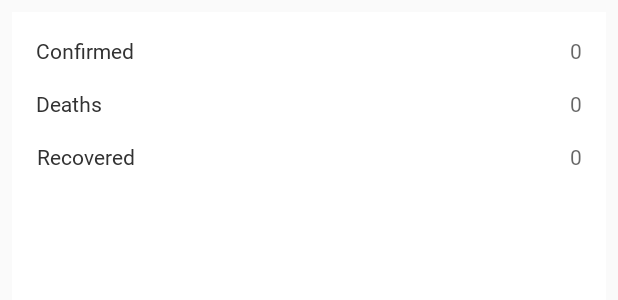
After one commit to Vel01/ApplicationDevelopment, an Android app: the layout fragment_selected_nation.xml on its own in the app's theme, with its tools: preview values and no code run, on a phone screen of 412 x 824 dp. The commit adds this screen. Shown: the top 300 px of the screen. Run offline under Robolectric (Android 15) with nearby library versions, the phone set to English and light mode, and no system bars.

Commit message:
added layout for a selected country

```diff
--- a/Covid-19-Tracker/app/build.gradle
+++ b/Covid-19-Tracker/app/build.gradle
@@ -35,6 +35,7 @@ dependencies {
 
     implementation 'androidx.appcompat:appcompat:1.1.0'
     implementation 'androidx.constraintlayout:constraintlayout:1.1.3'
+    implementation 'androidx.legacy:legacy-support-v4:1.0.0'
     testImplementation 'junit:junit:4.12'
     androidTestImplementation 'androidx.test.ext:junit:1.1.1'
     androidTestImplementation 'androidx.test.espresso:espresso-core:3.2.0'
--- a/Covid-19-Tracker/app/src/main/java/kiz/austria/tracker/ui/MainActivity.java
+++ b/Covid-19-Tracker/app/src/main/java/kiz/austria/tracker/ui/MainActivity.java
@@ -34,6 +34,7 @@ public class MainActivity extends BaseActivity implements
             }
             finish();
         } else {
+
             TrackerDialog dialog = new TrackerDialog();
 
             Bundle args = new Bundle();
--- a/Covid-19-Tracker/app/src/main/java/kiz/austria/tracker/util/TrackerKeys.java
+++ b/Covid-19-Tracker/app/src/main/java/kiz/austria/tracker/util/TrackerKeys.java
@@ -23,5 +23,8 @@ public class TrackerKeys {
     public static final int MENU_SORT_CATEGORY_DEATHS = 1;
     public static final int MENU_SORT_CATEGORY_RECOVERED = 2;
 
+    //Selected Nation
+    public static final String KEY_SELECTED_COUNTRY = "kiz.austria.tracker.SELECTED_COUNTRY";
+
 
 }
--- /dev/null
+++ b/Covid-19-Tracker/app/src/main/res/layout/fragment_selected_nation.xml
@@ -0,0 +1,41 @@
+<?xml version="1.0" encoding="utf-8"?>
+<androidx.constraintlayout.widget.ConstraintLayout xmlns:android="http://schemas.android.com/apk/res/android"
+    xmlns:app="http://schemas.android.com/apk/res-auto"
+    xmlns:tools="http://schemas.android.com/tools"
+    android:layout_width="match_parent"
+    android:layout_height="match_parent"
+    tools:context=".ui.SelectedNationFragment">
+
+    <ScrollView
+        android:id="@+id/layout_selected_scroll"
+        android:layout_width="0dp"
+        android:layout_height="0dp"
+        android:fillViewport="true"
+        android:scrollbars="none"
+        app:layout_constraintBottom_toBottomOf="parent"
+        app:layout_constraintEnd_toEndOf="parent"
+        app:layout_constraintHorizontal_bias="0.0"
+        app:layout_constraintStart_toStartOf="parent"
+        app:layout_constraintTop_toTopOf="parent">
+
+        <androidx.constraintlayout.widget.ConstraintLayout
+            android:layout_width="match_parent"
+            android:layout_height="wrap_content">
+
+            <include
+                android:id="@+id/include_layout_selected_results"
+                layout="@layout/layout_selected_country_result"
+                android:layout_width="0dp"
+                android:layout_height="match_parent"
+                android:layout_margin="8dp"
+                app:layout_constraintEnd_toEndOf="parent"
+                app:layout_constraintStart_toStartOf="parent"
+                app:layout_constraintTop_toTopOf="parent" />
+
+
+        </androidx.constraintlayout.widget.ConstraintLayout>
+
+    </ScrollView>
+
+
+</androidx.constraintlayout.widget.ConstraintLayout>
--- /dev/null
+++ b/Covid-19-Tracker/app/src/main/res/layout/layout_selected_country_result.xml
@@ -0,0 +1,94 @@
+<?xml version="1.0" encoding="utf-8"?>
+<androidx.constraintlayout.widget.ConstraintLayout xmlns:android="http://schemas.android.com/apk/res/android"
+    xmlns:app="http://schemas.android.com/apk/res-auto"
+    android:layout_width="match_parent"
+    android:layout_height="wrap_content"
+    android:background="#fff">
+
+
+    <androidx.constraintlayout.widget.ConstraintLayout
+        android:layout_width="match_parent"
+        android:layout_height="wrap_content"
+        android:padding="16dp"
+        app:layout_constraintEnd_toEndOf="parent"
+        app:layout_constraintStart_toStartOf="parent"
+        app:layout_constraintTop_toTopOf="parent">
+
+        <TextView
+            android:id="@+id/title_confirmed"
+            android:layout_width="0dp"
+            android:layout_height="wrap_content"
+            android:layout_alignParentStart="true"
+            android:text="@string/label_confirmed"
+            android:textAlignment="center"
+            android:textColor="@android:color/secondary_text_light"
+            app:fontFamily="@font/roboto"
+            app:layout_constraintStart_toStartOf="parent"
+            app:layout_constraintTop_toTopOf="parent" />
+
+        <include
+            android:id="@+id/tv_cases"
+            layout="@layout/layout_global_total"
+            android:layout_width="wrap_content"
+            android:layout_height="wrap_content"
+            android:layout_alignParentEnd="true"
+            android:layout_centerVertical="true"
+            android:layout_toEndOf="@+id/title_confirmed"
+            app:layout_constraintEnd_toEndOf="parent"
+            app:layout_constraintTop_toTopOf="parent" />
+
+        <TextView
+            android:id="@+id/title_deaths"
+            android:layout_width="0dp"
+            android:layout_height="wrap_content"
+            android:layout_alignParentStart="true"
+            android:layout_marginTop="16dp"
+            android:text="@string/label_deaths"
+            android:textAlignment="center"
+            android:textColor="@android:color/secondary_text_light"
+            app:fontFamily="@font/roboto"
+            app:layout_constraintStart_toStartOf="parent"
+            app:layout_constraintTop_toBottomOf="@+id/title_confirmed" />
+
+        <include
+            android:id="@+id/tv_deaths"
+            layout="@layout/layout_global_total"
+            android:layout_width="wrap_content"
+            android:layout_height="wrap_content"
+            android:layout_alignParentEnd="true"
+            android:layout_centerVertical="true"
+            android:layout_marginTop="16dp"
+            android:layout_toEndOf="@+id/title_confirmed"
+            app:layout_constraintEnd_toEndOf="parent"
+            app:layout_constraintTop_toBottomOf="@+id/tv_cases" />
+
+        <TextView
+            android:id="@+id/title_recovered"
+            android:layout_width="0dp"
+            android:layout_height="wrap_content"
+            android:layout_alignParentStart="true"
+            android:layout_marginTop="16dp"
+            android:text="@string/label_recovered"
+            android:textAlignment="center"
+            android:textColor="@android:color/secondary_text_light"
+            app:fontFamily="@font/roboto"
+            app:layout_constraintStart_toStartOf="parent"
+            app:layout_constraintTop_toBottomOf="@+id/title_deaths" />
+
+        <include
+            android:id="@+id/tv_recovered"
+            layout="@layout/layout_global_total"
+            android:layout_width="wrap_content"
+            android:layout_height="wrap_content"
+            android:layout_alignParentEnd="true"
+            android:layout_centerVertical="true"
+            android:layout_marginTop="16dp"
+            android:layout_toEndOf="@+id/title_confirmed"
+            app:layout_constraintEnd_toEndOf="parent"
+            app:layout_constraintTop_toBottomOf="@+id/tv_deaths" />
+
+
+    </androidx.constraintlayout.widget.ConstraintLayout>
+
+
+</androidx.constraintlayout.widget.ConstraintLayout>
--- a/Covid-19-Tracker/app/src/main/res/layout/shimmer_global.xml
+++ b/Covid-19-Tracker/app/src/main/res/layout/shimmer_global.xml
@@ -14,7 +14,8 @@
 
         <androidx.constraintlayout.widget.ConstraintLayout
             android:layout_width="match_parent"
-            android:layout_height="wrap_content">
+            android:layout_height="wrap_content"
+            android:padding="8dp">
 
 
             <androidx.cardview.widget.CardView
--- a/Covid-19-Tracker/app/src/main/res/values/strings.xml
+++ b/Covid-19-Tracker/app/src/main/res/values/strings.xml
@@ -52,5 +52,9 @@
     <string name="label_new_deaths">New Deaths</string>
     <string name="label_chart">Chart</string>
 
+    <!-- TODO: Remove or change this placeholder text -->
+    <string name="hello_blank_fragment">Hello blank fragment</string>
+    <string name="tag_fragment_selected_country">tag_fragment_selected_country</string>
+
 
 </resources>
```
Also changed, not shown: Covid-19-Tracker/app/src/main/java/kiz/austria/tracker/ui/CountriesFragment.java (+59 -24 lines), Covid-19-Tracker/app/src/main/java/kiz/austria/tracker/ui/SelectedNationFragment.java (added, +58 -0 lines), Covid-19-Tracker/app/src/main/res/layout/dialog_countries_item_container.xml (deleted, +0 -12 lines), Covid-19-Tracker/app/src/main/res/layout/fragment_countries.xml (+10 -0 lines), Covid-19-Tracker/app/src/main/res/layout/layout_selected_country.xml (added, +30 -0 lines), Covid-19-Tracker/app/src/main/res/layout/layout_selected_country_chart.xml (added, +83 -0 lines).
